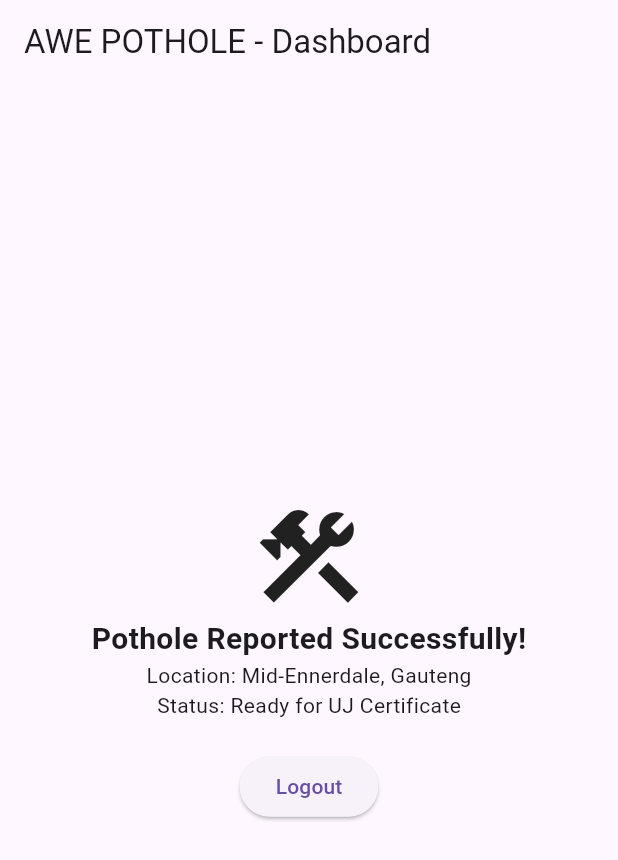
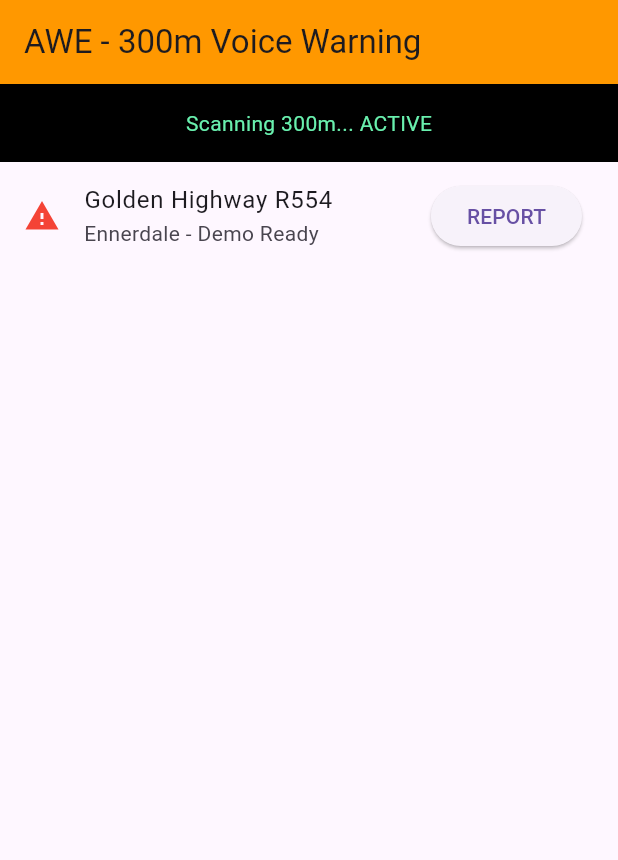
Before and after one commit to TY10/awe-pothole, a Flutter app: the DashboardScreen screen opened directly, on a phone screen of 412 x 824 dp. Shown: the top 860 px of the screen. Run offline on Flutter 3.47's test engine with Material 3 defaults, Android fonts, the light colour scheme and no system bars; our stand-ins replace flutter_tts, geolocator.

```diff
--- a/awe_pothole/lib/main.dart
+++ b/awe_pothole/lib/main.dart
@@ -1,8 +1,9 @@
 import 'package:flutter/material.dart';
+import 'package:geolocator/geolocator.dart';
+import 'package:flutter_tts/flutter_tts.dart';
+import 'dart:async';
 
-void main() {
-  runApp(const AwePotholeApp());
-}
+void main() { runApp(const AwePotholeApp()); }
 
 class AwePotholeApp extends StatelessWidget {
   const AwePotholeApp({super.key});
@@ -29,60 +30,78 @@ class _LoginScreenState extends State<LoginScreen> {
   String error = '';
 
   void login() {
-    if (emailCtrl.text.trim() == 'demo@awepothole.co.za' && passCtrl.text == 'Awe123?') {
+    if (emailCtrl.text.trim() == 'demo@awepothole.co.za' && passCtrl.text.trim() == 'Awe123?') {
       Navigator.pushReplacement(context, MaterialPageRoute(builder: (_) => const DashboardScreen()));
     } else {
-      setState(() {
-        error = 'Invalid credentials. Use:\n demo@awepothole.co.za / Awe123?';
-      });
+      setState(() { error = 'Invalid credentials.\nEmail: demo@awepothole.co.za\nPassword: Awe123?'; });
     }
   }
 
   @override
   Widget build(BuildContext context) {
     return Scaffold(
-      appBar: AppBar(title: const Text('AWE POTHOLE - Login')),
+      backgroundColor: Colors.orange.shade50,
       body: Padding(
-        padding: const EdgeInsets.all(24.0),
-        child: Column(
-          mainAxisAlignment: MainAxisAlignment.center,
-          children: [
-            const Icon(Icons.construction, size: 80, color: Colors.orange),
-            const SizedBox(height: 20),
-            const Text('AWE POTHOLE\nReal-time Pothole Reporting Platform', textAlign: TextAlign.center, style: TextStyle(fontSize: 18, fontWeight: FontWeight.bold)),
-            const SizedBox(height: 30),
-            TextField(controller: emailCtrl, decoration: const InputDecoration(labelText: 'Email', hintText: 'demo@awepothole.co.za', border: OutlineInputBorder())),
-            const SizedBox(height: 12),
-            TextField(controller: passCtrl, obscureText: true, decoration: const InputDecoration(labelText: 'Password', hintText: 'Awe123?', border: OutlineInputBorder())),
-            const SizedBox(height: 20),
-            if (error.isNotEmpty) Text(error, style: const TextStyle(color: Colors.red)),
-            const SizedBox(height: 20),
-            SizedBox(width: double.infinity, child: ElevatedButton(onPressed: login, child: const Text('LOGIN'))),
-            const SizedBox(height: 15),
-            const Text('Demo: demo@awepothole.co.za / Awe123?', textAlign: TextAlign.center, style: TextStyle(fontSize: 12, color: Colors.grey)),
-          ],
-        ),
+        padding: const EdgeInsets.all(24),
+        child: Column(mainAxisAlignment: MainAxisAlignment.center, children: [
+          const Icon(Icons.construction, size: 80, color: Colors.orange),
+          const Text('AWE POTHOLE', style: TextStyle(fontSize: 28, fontWeight: FontWeight.bold)),
+          const SizedBox(height: 30),
+          TextField(controller: emailCtrl, decoration: const InputDecoration(labelText: 'Email - demo@awepothole.co.za', border: OutlineInputBorder())),
+          const SizedBox(height: 12),
+          TextField(controller: passCtrl, obscureText: true, decoration: const InputDecoration(labelText: 'Password - Awe123?', border: OutlineInputBorder())),
+          if (error.isNotEmpty) Padding(padding: const EdgeInsets.all(8), child: Text(error, style: const TextStyle(color: Colors.red))),
+          const SizedBox(height: 20),
+          ElevatedButton(onPressed: login, style: ElevatedButton.styleFrom(backgroundColor: Colors.orange, minimumSize: const Size(double.infinity, 50)), child: const Text('LOGIN')),
+        ]),
       ),
     );
   }
 }
 
-class DashboardScreen extends StatelessWidget {
+class DashboardScreen extends StatefulWidget {
   const DashboardScreen({super.key});
+  @override
+  State<DashboardScreen> createState() => _DashboardScreenState();
+}
+
+class _DashboardScreenState extends State<DashboardScreen> {
+  final FlutterTts tts = FlutterTts();
+  String status = 'Scanning 300m... ACTIVE';
+  double? lastDist;
+  Set<String> warned = {};
+  StreamSubscription<Position>? stream;
+  List<Map<String, dynamic>> potholes = [
+    {'id': 'r554', 'lat': -26.3492, 'lng': 27.8565, 'name': 'Golden Highway R554'},
+  ];
+
+  @override
+  void initState() { super.initState(); initTts(); startGps(); }
+  Future<void> initTts() async { await tts.setLanguage("en-ZA"); await tts.setSpeechRate(0.45); }
+  Future<void> startGps() async {
+    await Geolocator.requestPermission();
+    stream = Geolocator.getPositionStream(locationSettings: const LocationSettings(distanceFilter: 10)).listen((pos) {
+      for (var p in potholes) {
+        double d = Geolocator.distanceBetween(pos.latitude, pos.longitude, p['lat'], p['lng']);
+        if (d <= 300 && !warned.contains(p['id'])) {
+          warned.add(p['id']);
+          setState(() { status = 'VOICE: ${p['name']} in ${d.toInt()}m'; lastDist = d; });
+          tts.speak("Warning! Pothole ahead in ${d.toInt()} meters near ${p['name']}. Slow down.");
+        }
+        if (d > 500) warned.remove(p['id']);
+      }
+    });
+  }
+  @override
+  void dispose() { stream?.cancel(); super.dispose(); }
   @override
   Widget build(BuildContext context) {
     return Scaffold(
-      appBar: AppBar(title: const Text('AWE POTHOLE - Dashboard')),
-      body: Center(
-        child: Column(mainAxisAlignment: MainAxisAlignment.center, children: [
-          const Icon(Icons.construction, size: 80),
-          const Text('Pothole Reported Successfully!', style: TextStyle(fontSize: 20, fontWeight: FontWeight.bold)),
-          const Text('Location: Mid-Ennerdale, Gauteng'),
-          const Text('Status: Ready for UJ Certificate'),
-          const SizedBox(height: 20),
-          ElevatedButton(onPressed: () => Navigator.pushReplacement(context, MaterialPageRoute(builder: (_) => const LoginScreen())), child: const Text('Logout'))
-        ]),
-      ),
+      appBar: AppBar(title: const Text('AWE - 300m Voice Warning'), backgroundColor: Colors.orange),
+      body: Column(children: [
+        Container(color: Colors.black, width: double.infinity, padding: const EdgeInsets.all(16), child: Column(children: [Text(status, style: const TextStyle(color: Colors.greenAccent)), if (lastDist != null) Text('${lastDist!.toInt()}m', style: const TextStyle(color: Colors.white, fontSize: 28))])),
+        Expanded(child: ListView(children: potholes.map((p) => ListTile(leading: const Icon(Icons.warning, color: Colors.red), title: Text(p['name']), subtitle: Text('Ennerdale - Demo Ready'), trailing: ElevatedButton(onPressed: () { ScaffoldMessenger.of(context).showSnackBar(const SnackBar(content: Text('Reported Successfully - Offline Saved'))); }, child: const Text('REPORT')))).toList())),
+      ]),
     );
   }
 }
```
